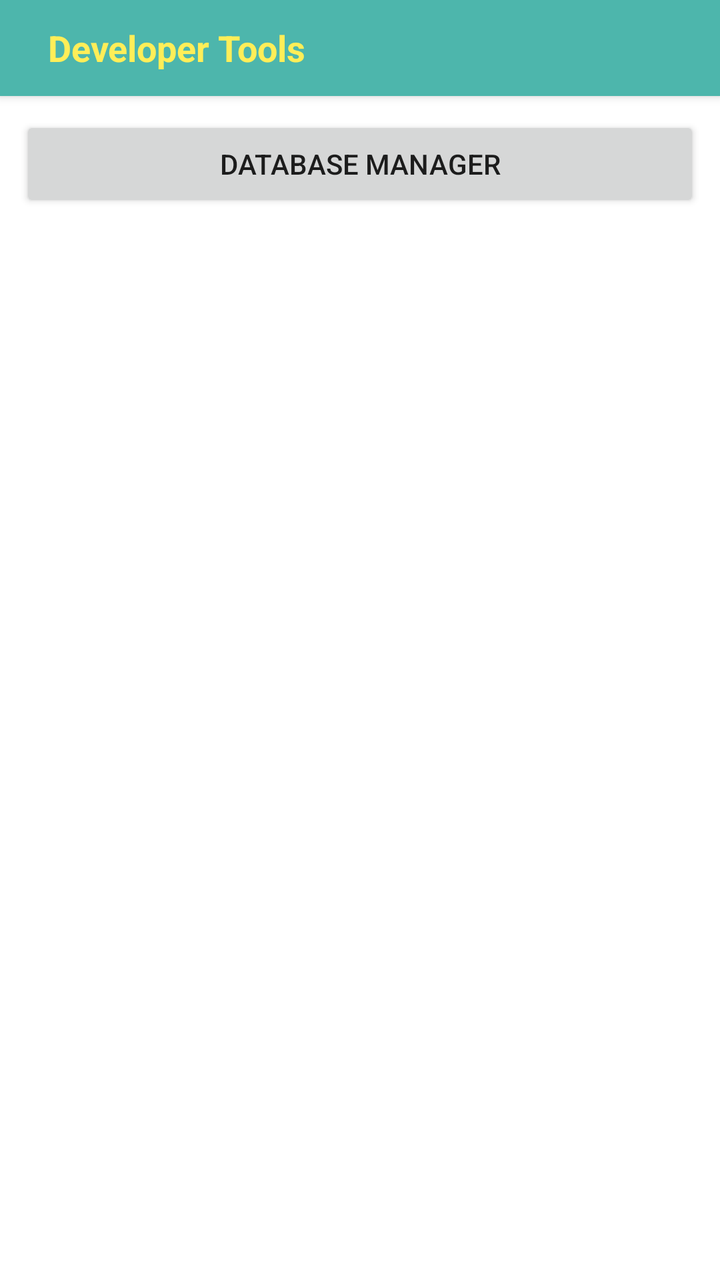
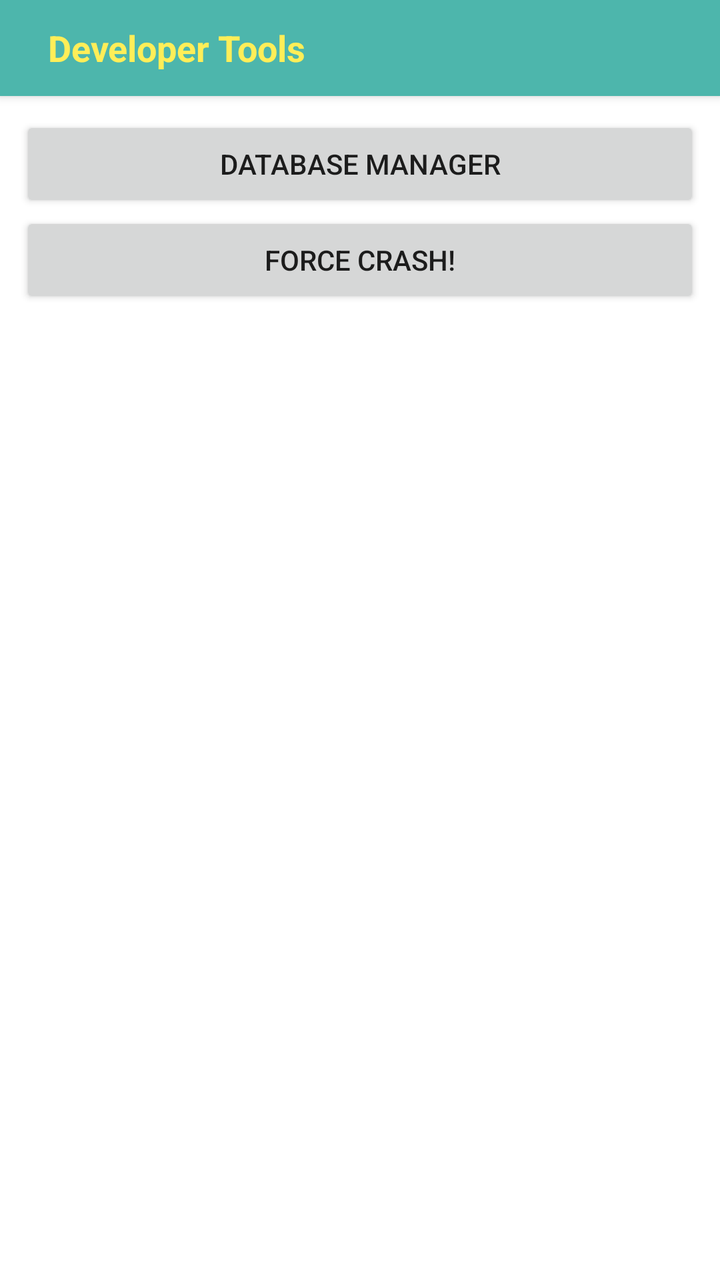

Before-and-after screenshots of an Android layout around one commit, followed by the original layout XML and the change that was made.
<!-- AndroidManifest.xml: application theme MyTheme.Light -->
<!-- res/layout/dialog_dev_tools.xml -->
<?xml version="1.0" encoding="utf-8"?>
<LinearLayout
    xmlns:android="http://schemas.android.com/apk/res/android"
    xmlns:tools="http://schemas.android.com/tools"
    android:layout_width="match_parent"
    android:layout_height="wrap_content"
    android:background="?attr/colorCardBackground"
    android:minWidth="256dp"
    android:minHeight="256dp"
    android:orientation="vertical"
    tools:context=".MainActivityFragment">

    
    <FrameLayout
        android:layout_width="match_parent"
        android:layout_height="48dp"
        android:background="?attr/colorSecondary"
        android:elevation="3dp"
        android:gravity="center_vertical">

        
        <TextView
            android:id="@+id/title"
            android:layout_width="wrap_content"
            android:layout_height="match_parent"
            android:layout_marginLeft="24dp"
            android:layout_marginStart="24dp"
            android:gravity="center_vertical"
            android:text="@string/title_dev_tools"
            android:textColor="#FFEE58"
            android:textSize="18sp"
            android:textStyle="bold"/>

    </FrameLayout>

    
    <LinearLayout
        android:layout_width="match_parent"
        android:layout_height="wrap_content"
        android:orientation="vertical"
        android:paddingBottom="@dimen/activity_horizontal_margin"
        android:paddingLeft="@dimen/activity_horizontal_margin"
        android:paddingRight="@dimen/activity_horizontal_margin"
        android:paddingTop="@dimen/activity_horizontal_margin">

        <Button
            android:id="@+id/database_manager"
            android:layout_width="match_parent"
            android:layout_height="wrap_content"
            android:text="Database Manager"/>

    </LinearLayout>

</LinearLayout>
<!-- resources referenced by this layout -->
<resources>
  <dimen name="activity_horizontal_margin">10dp</dimen>
  <string name="title_dev_tools">Developer Tools</string>
  <style name="MyTheme.Light" parent="@style/Theme.AppCompat.Light.NoActionBar">
          
          
          <item name="colorPrimary">@color/colorPrimary</item>
          <item name="colorPrimaryDark">@color/colorPrimaryDark</item>
          <item name="colorSecondary">@color/colorSecondary</item>
          <item name="colorSecondaryDark">@color/colorSecondaryDark</item>
          <item name="colorTextTitle">@color/colorTextTitle</item>
          
          <item name="colorFlatButtons">@color/colorFlatButtons</item>
          <item name="colorTabIndicator">@color/colorTabIndicator</item>
          <item name="colorCardBackground">@color/colorCardBackground</item>
          <item name="colorNavigationDrawerBackground">@color/colorNavigationDrawerBackground</item>
      </style>
  <color name="colorPrimary" type="color">#4285F4</color>
  <color name="colorPrimaryDark" type="color">#3367D6</color>
  <color name="colorSecondary" type="color">@color/deep_teal_300</color>
  <color name="colorSecondaryDark" type="color">@color/deep_teal_500</color>
  <color name="colorTextTitle" type="color">#FFEE58</color>
  <color name="colorFlatButtons" type="color">@color/pink_A200</color>
  <color name="colorTabIndicator" type="color">@color/pink_A200</color>
  <color name="colorCardBackground" type="color">#FFF</color>
  <color name="colorNavigationDrawerBackground" type="color">#FAFAFA</color>
  <color name="deep_teal_300" type="color">#4DB6AC</color>
  <color name="deep_teal_500" type="color">#009688</color>
  <color name="pink_A200" type="color">#FF4081</color>
</resources>

<!-- the commit's change to res/layout/dialog_dev_tools.xml (unified diff, before → after) -->
@@ -5,8 +5,8 @@
     android:layout_width="match_parent"
     android:layout_height="wrap_content"
     android:background="?attr/colorCardBackground"
+    android:minHeight="256dp"
     android:minWidth="256dp"
-    android:minHeight="256dp"
     android:orientation="vertical"
     tools:context=".MainActivityFragment">
 
@@ -49,6 +49,13 @@
             android:layout_height="wrap_content"
             android:text="Database Manager"/>
 
+        <Button
+            android:id="@+id/force_crash"
+            android:layout_width="match_parent"
+            android:layout_height="wrap_content"
+            android:text="Force Crash!"/>
+
+
     </LinearLayout>
 
 </LinearLayout>
<!-- resource entries referenced after the edit -->
@@ -12,6 +12,7 @@
           <item name="colorTextTitle">@color/colorTextTitle</item>
           
           <item name="colorFlatButtons">@color/colorFlatButtons</item>
+          <item name="colorFloatingActionButton">@color/colorFloatingActionButton</item>
           <item name="colorTabIndicator">@color/colorTabIndicator</item>
           <item name="colorCardBackground">@color/colorCardBackground</item>
           <item name="colorNavigationDrawerBackground">@color/colorNavigationDrawerBackground</item>
@@ -22,11 +23,13 @@
   <color name="colorSecondaryDark" type="color">@color/deep_teal_500</color>
   <color name="colorTextTitle" type="color">#FFEE58</color>
   <color name="colorFlatButtons" type="color">@color/pink_A200</color>
-  <color name="colorTabIndicator" type="color">@color/pink_A200</color>
+  <color name="colorFloatingActionButton" type="color">@color/amber_A700</color>
+  <color name="colorTabIndicator" type="color">@color/amber_A700</color>
   <color name="colorCardBackground" type="color">#FFF</color>
   <color name="colorNavigationDrawerBackground" type="color">#FAFAFA</color>
   <color name="deep_teal_300" type="color">#4DB6AC</color>
   <color name="deep_teal_500" type="color">#009688</color>
   <color name="pink_A200" type="color">#FF4081</color>
+  <color name="amber_A700" type="color">#FFAB00</color>
 </resources>
 
